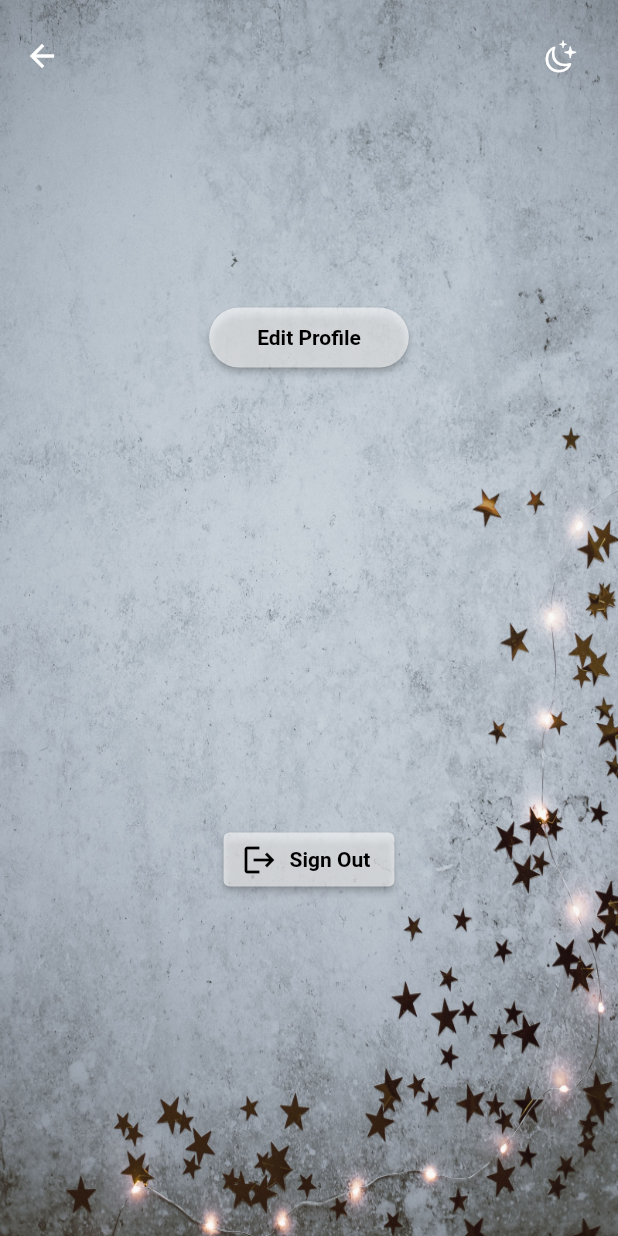
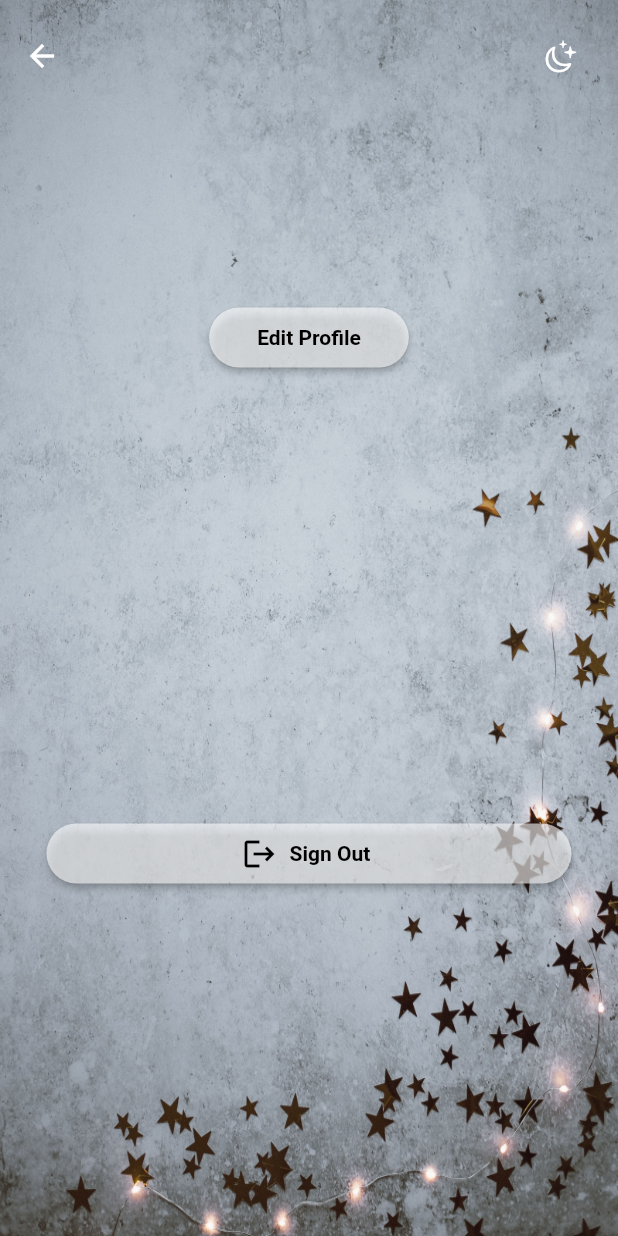
Before and after one commit to VireZee/Portolink, a Flutter app: the ProfileView screen opened directly with empty values, on a phone screen of 412 x 824 dp. Run offline on Flutter 3.47's test engine with Material 2 defaults, Android fonts, the phone set to English and light mode, and no system bars; our stand-ins replace cloud_firestore, connectivity_plus, firebase_auth, firebase_core, firebase_messaging, fluttertoast and 2 more; accounts and stored records are empty.

Commit message:
Profile UI

```diff
--- a/lib/widgets/profileview.dart
+++ b/lib/widgets/profileview.dart
@@ -79,7 +79,10 @@ class _ProfileViewState extends State<ProfileView> {
                       )
                     ),
                     const SizedBox(height: 300),
-                    ElevatedButton.icon(
+                    SizedBox(
+                      width: 350,
+                      height: 40,
+                      child: ElevatedButton.icon(
                         onPressed: () async {
                           final net = await (Connectivity().checkConnectivity());
                           if (net == ConnectivityResult.none) {
@@ -118,7 +121,13 @@ class _ProfileViewState extends State<ProfileView> {
                           }
                         },
                         icon: const Icon(Icons.logout),
-                      label: const Text('Sign Out')
+                        label: const Text('Sign Out'),
+                        style: ButtonStyle(
+                          shape: MaterialStateProperty.all<RoundedRectangleBorder>(
+                            RoundedRectangleBorder(borderRadius: BorderRadius.circular(20))
+                          )
+                        )
+                      )
                     )
                   ]
                 )
```
Lines whose indentation alone changed are shown as unchanged.
